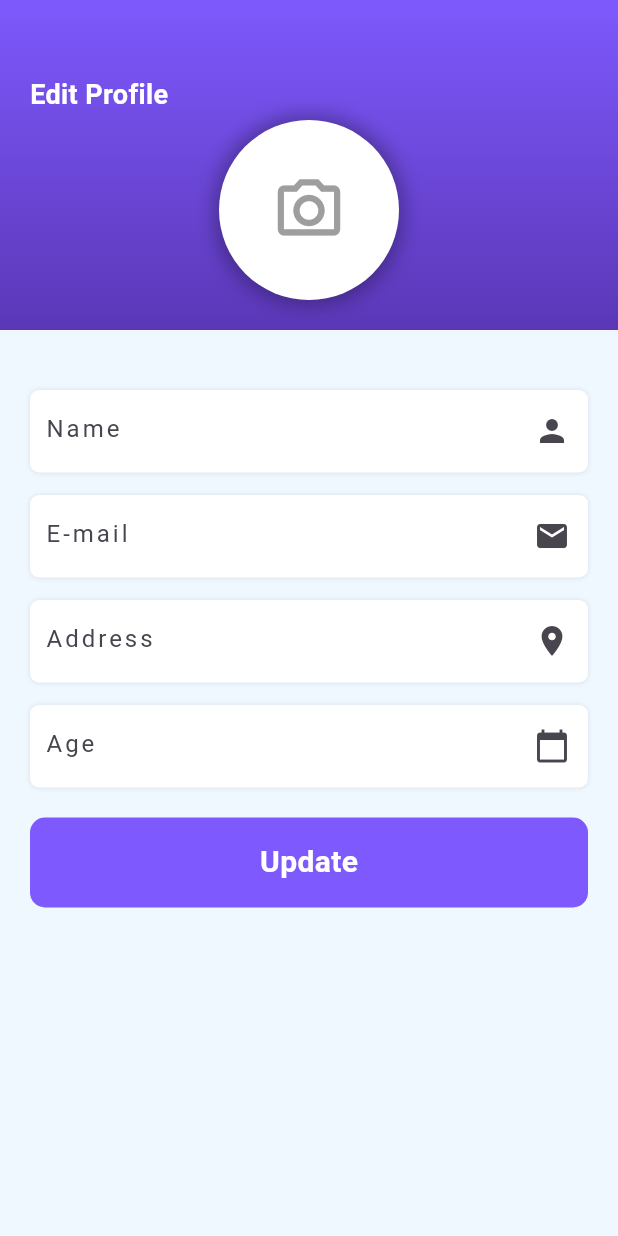
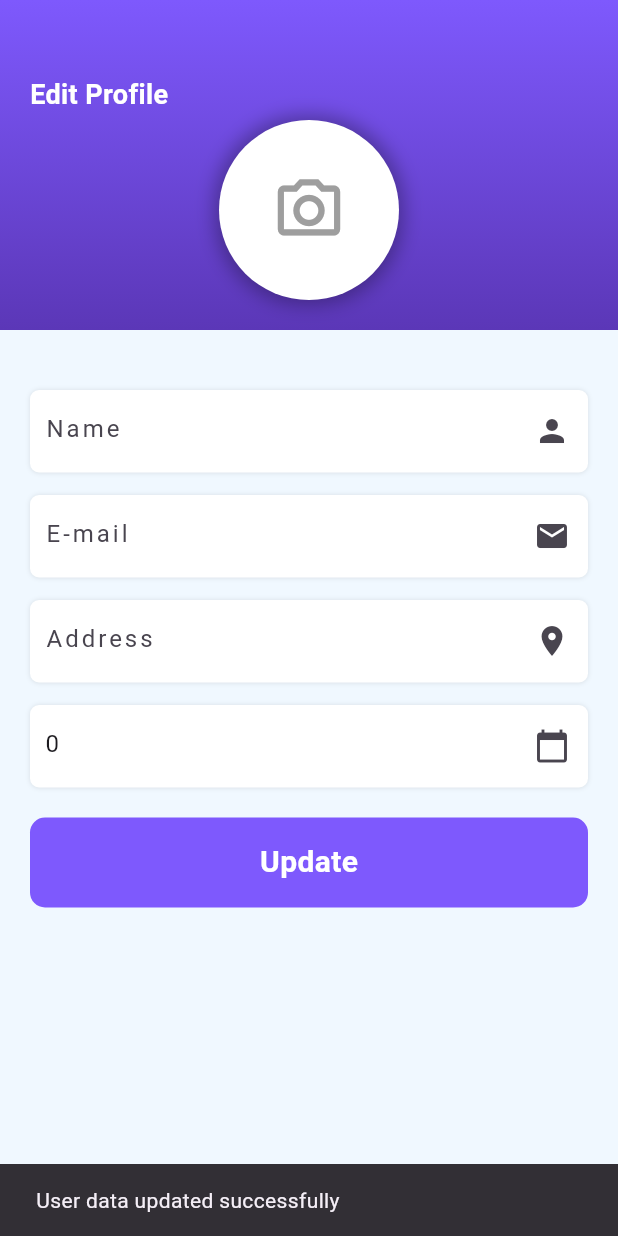
Before and after one commit to showravdas11/poralekha-app, a Flutter app: the UpdateProfileScreen screen opened directly, after a tap on "Update", on a phone screen of 412 x 824 dp. Run offline on Flutter 3.47's test engine with Material 3 defaults, Android fonts, the phone set to English and light mode, and no system bars; our stand-ins replace awesome_dialog, cloud_firestore, firebase_auth, firebase_core, flutter_spinkit, get and 4 more; accounts and stored records are empty.

Commit message:
user data fetch and update data done

```diff
--- a/lib/screens/OnBoard/OnBoardScreen.dart
+++ b/lib/screens/OnBoard/OnBoardScreen.dart
@@ -1,10 +1,30 @@
+import 'package:cloud_firestore/cloud_firestore.dart';
+import 'package:firebase_auth/firebase_auth.dart';
 import 'package:flutter/material.dart';
 import 'package:poralekha_app/common/RoundedButton.dart';
 import 'package:poralekha_app/utils/check_user.dart';
 import 'package:poralekha_app/theme/myTheme.dart';
 
-class OnBoardScreen extends StatelessWidget {
+class OnBoardScreen extends StatefulWidget {
   const OnBoardScreen({super.key});
+
+  @override
+  State<OnBoardScreen> createState() => _OnBoardScreenState();
+}
+
+class _OnBoardScreenState extends State<OnBoardScreen> {
+  late Stream<QuerySnapshot> _usersStream;
+  final auth = FirebaseAuth.instance;
+
+  @override
+  void initState() {
+    super.initState();
+    User? user = FirebaseAuth.instance.currentUser;
+    _usersStream = FirebaseFirestore.instance
+        .collection('users')
+        .where('email', isEqualTo: user?.email)
+        .snapshots();
+  }
 
   @override
   Widget build(BuildContext context) {
--- a/lib/screens/Profile/ProfileScreen.dart
+++ b/lib/screens/Profile/ProfileScreen.dart
@@ -5,7 +5,6 @@ import 'package:get/get.dart';
 import 'package:iconsax/iconsax.dart';
 import 'package:poralekha_app/screens/Login/LoginScreen.dart';
 import 'package:poralekha_app/screens/UpdateProfileScreen/UpdateProfile.dart';
-import 'package:poralekha_app/screens/onedesign.dart';
 import 'package:poralekha_app/widgets/ProfileHeadingSection.dart';
 import 'package:poralekha_app/widgets/ProfileMenu.dart';
 import 'package:poralekha_app/widgets/UtilitiesSection.dart';
--- a/lib/screens/UpdateProfileScreen/UpdateProfile.dart
+++ b/lib/screens/UpdateProfileScreen/UpdateProfile.dart
@@ -1,5 +1,7 @@
 import 'dart:io';
 
+import 'package:cloud_firestore/cloud_firestore.dart';
+import 'package:firebase_auth/firebase_auth.dart';
 import 'package:flutter/material.dart';
 import 'package:image_picker/image_picker.dart';
 import 'package:poralekha_app/common/CommonTextField.dart';
@@ -15,7 +17,70 @@ class UpdateProfileScreen extends StatefulWidget {
 
 class _UpdateProfileScreenState extends State<UpdateProfileScreen> {
   TextEditingController nameController = TextEditingController();
+  TextEditingController emailController = TextEditingController();
+  TextEditingController addressController = TextEditingController();
+  TextEditingController ageController = TextEditingController();
   File? _selectedImage;
+
+  late Stream<QuerySnapshot> _usersStream;
+  final auth = FirebaseAuth.instance;
+
+//-----------------data fetching---------------------//
+  @override
+  void initState() {
+    super.initState();
+    User? user = FirebaseAuth.instance.currentUser;
+    _usersStream = FirebaseFirestore.instance
+        .collection('users')
+        .where('email', isEqualTo: user?.email)
+        .snapshots();
+  }
+
+//-----------------update user profile function--------------------//
+  Future<void> _updateUserData() async {
+    try {
+      User? user = FirebaseAuth.instance.currentUser;
+      if (user != null) {
+        FirebaseFirestore.instance
+            .collection('users')
+            .where('email', isEqualTo: user.email)
+            .get()
+            .then((QuerySnapshot querySnapshot) {
+          querySnapshot.docs.forEach((doc) {
+            doc.reference.update({
+              'name': nameController.text,
+              'email': emailController.text,
+              'address': addressController.text,
+              'age': ageController.text,
+            });
+          });
+        });
+        ScaffoldMessenger.of(context).showSnackBar(
+          SnackBar(content: Text('User data updated successfully')),
+        );
+      } else {
+        ScaffoldMessenger.of(context).showSnackBar(
+          SnackBar(content: Text('User not logged in')),
+        );
+      }
+    } catch (error) {
+      ScaffoldMessenger.of(context).showSnackBar(
+        SnackBar(content: Text('Error updating user data: $error')),
+      );
+    }
+  }
+
+//------------------image select form gallery----------------------//
+
+  Future<void> _picImageFormGallery() async {
+    final pickedImage =
+        await ImagePicker().pickImage(source: ImageSource.gallery);
+    if (pickedImage != null) {
+      setState(() {
+        _selectedImage = File(pickedImage.path);
+      });
+    }
+  }
 
   @override
   Widget build(BuildContext context) {
@@ -104,6 +169,37 @@ class _UpdateProfileScreenState extends State<UpdateProfileScreen> {
               child: Column(
                 crossAxisAlignment: CrossAxisAlignment.stretch,
                 children: [
+                  StreamBuilder<QuerySnapshot>(
+                    stream: _usersStream,
+                    builder: (context, snapshot) {
+                      if (snapshot.hasError) {
+                        return Center(
+                          child: Text("Something Went Wrong"),
+                        );
+                      }
+
+                      if (snapshot.connectionState == ConnectionState.waiting) {
+                        return Center(
+                          child: CircularProgressIndicator(),
+                        );
+                      }
+
+                      if (!snapshot.hasData || snapshot.data!.docs.isEmpty) {
+                        return Center(
+                          child: Text("No Data Found"),
+                        );
+                      }
+
+                      var userData = snapshot.data!.docs.first.data()
+                          as Map<String, dynamic>;
+
+                      nameController.text = userData['name'] ?? 'N/A';
+                      emailController.text = userData['email'] ?? 'N/A';
+                      addressController.text = userData['address'] ?? 'N/A';
+                      ageController.text = userData['age'].toString() ?? 'N/A';
+
+                      return Column(
+                        children: [
                           CommonTextField(
                             controller: nameController,
                             text: "Name",
@@ -113,7 +209,7 @@ class _UpdateProfileScreenState extends State<UpdateProfileScreen> {
                           ),
                           SizedBox(height: 15),
                           CommonTextField(
-                    controller: nameController,
+                            controller: emailController,
                             text: "E-mail",
                             textInputType: TextInputType.text,
                             obscure: false,
@@ -121,7 +217,7 @@ class _UpdateProfileScreenState extends State<UpdateProfileScreen> {
                           ),
                           SizedBox(height: 15),
                           CommonTextField(
-                    controller: nameController,
+                            controller: addressController,
                             text: "Address",
                             textInputType: TextInputType.text,
                             obscure: false,
@@ -129,16 +225,22 @@ class _UpdateProfileScreenState extends State<UpdateProfileScreen> {
                           ),
                           SizedBox(height: 15),
                           CommonTextField(
-                    controller: nameController,
+                            controller: ageController,
                             text: "Age",
                             textInputType: TextInputType.text,
                             obscure: false,
                             suffixIcon: Icon(Icons.calendar_today),
                           ),
+                        ],
+                      );
+                    },
+                  ),
                   SizedBox(height: 20),
                   RoundedButton(
                     title: "Update",
-                    onTap: () {},
+                    onTap: () {
+                      _updateUserData();
+                    },
                     width: 200,
                   ),
                   SizedBox(height: 20),
@@ -150,14 +252,4 @@ class _UpdateProfileScreenState extends State<UpdateProfileScreen> {
       ),
     );
   }
-
-  Future<void> _picImageFormGallery() async {
-    final pickedImage =
-        await ImagePicker().pickImage(source: ImageSource.gallery);
-    if (pickedImage != null) {
-      setState(() {
-        _selectedImage = File(pickedImage.path);
-      });
 }
-  }
-}
```
Also changed, not shown: lib/screens/onedesign.dart (deleted, +0 -163 lines). Lines whose indentation alone changed are shown as unchanged.
